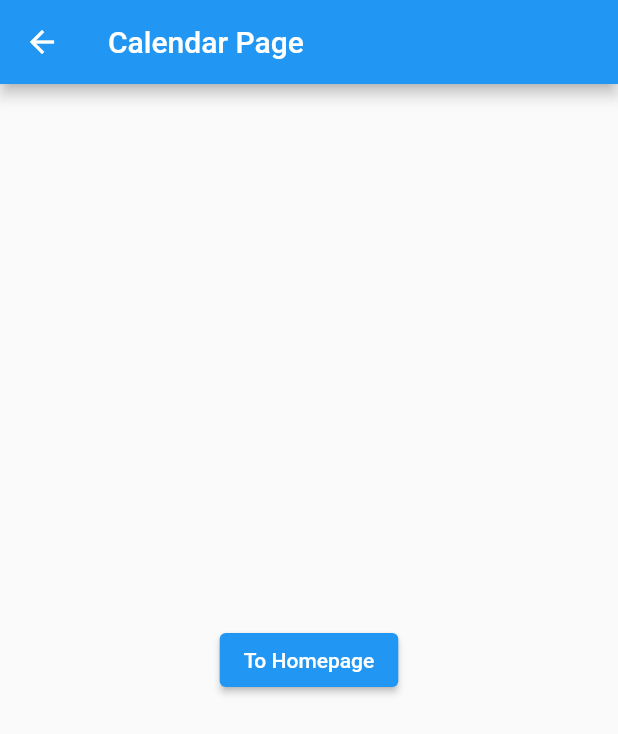
After one commit to alerocco7/colombo-rocco, a Flutter app: the CalendarPage screen opened by its route, on a phone screen of 412 x 824 dp. The commit adds this screen. Shown: the top 734 px of the screen. Run offline on Flutter 3.47's test engine with Material 2 defaults, Android fonts, the phone set to English and light mode, and no system bars.

Commit message:
[gian] calendar page initialization (to be implemented

```diff
--- a/lib/main.dart
+++ b/lib/main.dart
@@ -1,3 +1,4 @@
+import 'package:colombo_rocco/screens/calendarpage.dart';
 import 'package:colombo_rocco/screens/homepage.dart';
 import 'package:colombo_rocco/screens/notepage.dart';
 import 'package:colombo_rocco/screens/profilepage.dart';
@@ -23,6 +24,7 @@ class MyApp extends StatelessWidget {
         '/homepage/':(context) => HomePage(),
         '/profilepage/':(context) => ProfilePage(),
         '/notepage/': (context) => NotePage(),
+        '/calendarpage/': (context) => CalendarPage(),
       },
     );
   } //build
--- /dev/null
+++ b/lib/screens/calendarpage.dart
@@ -0,0 +1,26 @@
+import 'package:flutter/material.dart';
+
+class CalendarPage extends StatelessWidget {
+  static const route = '/calendarpage/';
+  static const routename = 'Calendarpage';
+
+  @override
+  Widget build(BuildContext context) {
+    return Scaffold(
+      appBar: AppBar(title: Text('Calendar Page')),
+      body: Center(
+        child: Column(
+            mainAxisAlignment: MainAxisAlignment.center,
+            children: [
+              ElevatedButton(
+                child: Text('To Homepage'),
+                onPressed: () {
+                  Navigator.pop(context);
+                }
+              ),
+            ]
+        ),
+      ),
+    );
+  }
+}
--- a/lib/screens/notepage.dart
+++ b/lib/screens/notepage.dart
@@ -7,7 +7,6 @@ class NotePage extends StatelessWidget {
   @override
   Widget build(BuildContext context) {
     return Scaffold(
-      //this is not a meterial app but just a scaffold
       appBar: AppBar(title: Text('Note Page')),
       body: Center(
         child: ElevatedButton(
```
